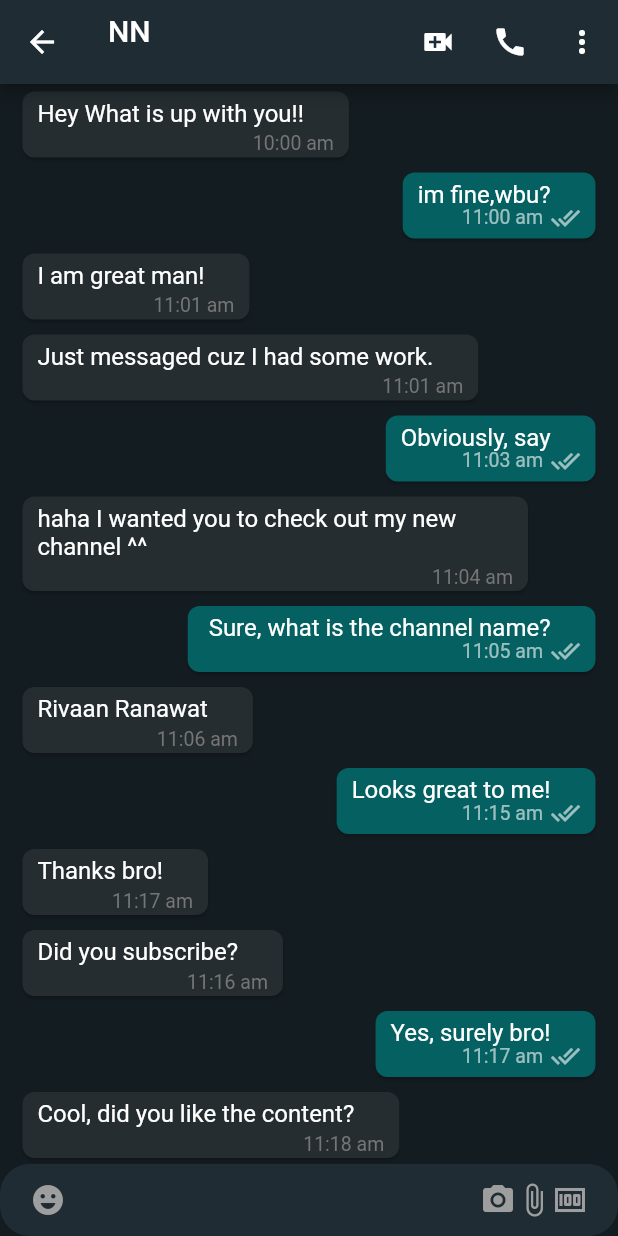
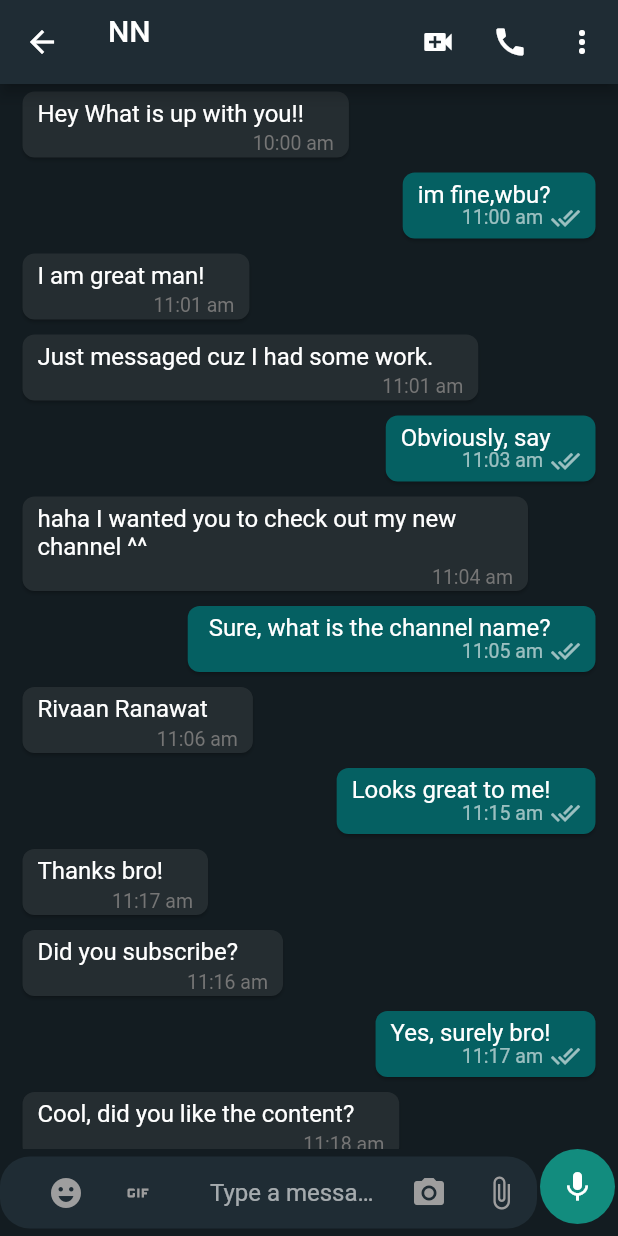
Before and after one commit to nisacdev/whatsapp_clone, a Flutter app: the MobileChatScreen screen opened directly, on a phone screen of 412 x 824 dp. Run offline on Flutter 3.47's test engine with Material 2 defaults, Android fonts, the phone set to English and light mode, and no system bars; our stand-ins replace cloud_firestore, country_picker, firebase_auth, firebase_core, firebase_storage, flutter_contacts and 2 more; accounts and stored records are empty.

Commit message:
add sending message

```diff
--- a/lib/screens/mobile_chat_screen.dart
+++ b/lib/features/chat/screens/mobile_chat_screen.dart
@@ -3,9 +3,10 @@ import 'package:flutter_riverpod/flutter_riverpod.dart';
 import 'package:flutter_whatsapp_clone/common/widgets/loader.dart';
 import 'package:flutter_whatsapp_clone/features/auth/controller/auth_controller.dart';
 
-import '../colors.dart';
-import '../models/user_model.dart';
-import '../widgets/chat_list.dart';
+import '../../../colors.dart';
+import '../../../models/user_model.dart';
+import '../../../widgets/chat_list.dart';
+import '../widgets/bottom_chat_field.dart';
 
 class MobileChatScreen extends ConsumerWidget {
   static const String routeName = '/mobile-chat-screen';
@@ -60,47 +61,8 @@ class MobileChatScreen extends ConsumerWidget {
           const Expanded(
             child: ChatList(),
           ),
-          TextField(
-            decoration: InputDecoration(
-              filled: true,
-              fillColor: mobileChatBoxColor,
-              prefixIcon: const Padding(
-                padding: EdgeInsets.symmetric(horizontal: 20.0),
-                child: Icon(
-                  Icons.emoji_emotions,
-                  color: Colors.grey,
-                ),
-              ),
-              suffixIcon: Padding(
-                padding: const EdgeInsets.symmetric(horizontal: 20.0),
-                child: Row(
-                  mainAxisAlignment: MainAxisAlignment.end,
-                  children: const [
-                    Icon(
-                      Icons.camera_alt,
-                      color: Colors.grey,
-                    ),
-                    Icon(
-                      Icons.attach_file,
-                      color: Colors.grey,
-                    ),
-                    Icon(
-                      Icons.money,
-                      color: Colors.grey,
-                    ),
-                  ],
-                ),
-              ),
-              hintText: 'Type a message!',
-              border: OutlineInputBorder(
-                borderRadius: BorderRadius.circular(20.0),
-                borderSide: const BorderSide(
-                  width: 0,
-                  style: BorderStyle.none,
-                ),
-              ),
-              contentPadding: const EdgeInsets.all(10),
-            ),
+          BottomChatField(
+            recieverUserId: uid,
           ),
         ],
       ),
--- /dev/null
+++ b/lib/features/chat/widgets/bottom_chat_field.dart
@@ -0,0 +1,138 @@
+import 'package:flutter/material.dart';
+import 'package:flutter_riverpod/flutter_riverpod.dart';
+import 'package:flutter_whatsapp_clone/features/chat/controller/chat_controller.dart';
+
+import '../../../colors.dart';
+
+class BottomChatField extends ConsumerStatefulWidget {
+  final String recieverUserId;
+  const BottomChatField({
+    Key? key,
+    required this.recieverUserId,
+  }) : super(key: key);
+
+  @override
+  ConsumerState<BottomChatField> createState() => _BottomChatFieldState();
+}
+
+class _BottomChatFieldState extends ConsumerState<BottomChatField> {
+  bool isShowSendButton = false;
+  final TextEditingController _messageController = TextEditingController();
+
+  void sendTextMessage() async {
+    if (isShowSendButton) {
+      ref.read(chatControllerProvider).sendTextMessage(
+          context, _messageController.text.trim(), widget.recieverUserId);
+      setState(() {
+        _messageController.text = '';
+      });
+    }
+  }
+
+  @override
+  void dispose() {
+    super.dispose();
+    _messageController.dispose();
+  }
+
+  @override
+  Widget build(BuildContext context) {
+    return Row(
+      children: [
+        Expanded(
+          child: TextFormField(
+            controller: _messageController,
+            onChanged: (val) {
+              if (val.isNotEmpty) {
+                setState(() {
+                  isShowSendButton = true;
+                });
+              } else {
+                setState(() {
+                  isShowSendButton = false;
+                });
+              }
+            },
+            decoration: InputDecoration(
+              filled: true,
+              fillColor: mobileChatBoxColor,
+              prefixIcon: Padding(
+                padding: const EdgeInsets.symmetric(horizontal: 20.0),
+                child: SizedBox(
+                  width: 100,
+                  child: Row(
+                    children: [
+                      IconButton(
+                        onPressed: () {},
+                        icon: const Icon(
+                          Icons.emoji_emotions,
+                          color: Colors.grey,
+                        ),
+                      ),
+                      IconButton(
+                        onPressed: () {},
+                        icon: const Icon(
+                          Icons.gif,
+                          color: Colors.grey,
+                        ),
+                      ),
+                    ],
+                  ),
+                ),
+              ),
+              suffixIcon: SizedBox(
+                width: 100,
+                child: Row(
+                  mainAxisAlignment: MainAxisAlignment.end,
+                  children: [
+                    IconButton(
+                      onPressed: () {},
+                      icon: Icon(
+                        Icons.camera_alt,
+                        color: Colors.grey,
+                      ),
+                    ),
+                    IconButton(
+                      onPressed: () {},
+                      icon: Icon(
+                        Icons.attach_file,
+                        color: Colors.grey,
+                      ),
+                    ),
+                  ],
+                ),
+              ),
+              hintText: 'Type a message!',
+              border: OutlineInputBorder(
+                borderRadius: BorderRadius.circular(20.0),
+                borderSide: const BorderSide(
+                  width: 0,
+                  style: BorderStyle.none,
+                ),
+              ),
+              contentPadding: const EdgeInsets.all(10),
+            ),
+          ),
+        ),
+        Padding(
+          padding: const EdgeInsets.only(
+            bottom: 8,
+            right: 2,
+            left: 2,
+          ),
+          child: CircleAvatar(
+            backgroundColor: const Color(0xFF128C7E),
+            radius: 25,
+            child: GestureDetector(
+              child: Icon(
+                isShowSendButton ? Icons.send : Icons.mic,
+                color: Colors.white,
+              ),
+              onTap: sendTextMessage,
+            ),
+          ),
+        ),
+      ],
+    );
+  }
+}
--- a/lib/features/select_contacts/repository/select_contact_repository.dart
+++ b/lib/features/select_contacts/repository/select_contact_repository.dart
@@ -3,7 +3,7 @@ import 'package:flutter/material.dart';
 import 'package:flutter_contacts/flutter_contacts.dart';
 import 'package:flutter_riverpod/flutter_riverpod.dart';
 import 'package:flutter_whatsapp_clone/common/utils/utils.dart';
-import 'package:flutter_whatsapp_clone/screens/mobile_chat_screen.dart';
+import 'package:flutter_whatsapp_clone/features/chat/screens/mobile_chat_screen.dart';
 
 import '../../../models/user_model.dart';
 
--- a/lib/router.dart
+++ b/lib/router.dart
@@ -2,7 +2,7 @@ import 'package:flutter/material.dart';
 import 'package:flutter_whatsapp_clone/common/widgets/error.dart';
 import 'package:flutter_whatsapp_clone/features/auth/screens/otp_screen.dart';
 import 'package:flutter_whatsapp_clone/features/auth/screens/user_information_screen.dart';
-import 'package:flutter_whatsapp_clone/screens/mobile_chat_screen.dart';
+import 'package:flutter_whatsapp_clone/features/chat/screens/mobile_chat_screen.dart';
 
 import 'features/auth/screens/login_screen.dart';
 import 'features/select_contacts/screens/select_contacts_screen.dart';
--- a/lib/widgets/contacts_list.dart
+++ b/lib/widgets/contacts_list.dart
@@ -2,7 +2,7 @@ import 'package:flutter/material.dart';
 
 import '../colors.dart';
 import '../info.dart';
-import '../screens/mobile_chat_screen.dart';
+import '../features/chat/screens/mobile_chat_screen.dart';
 
 class ContactsList extends StatelessWidget {
   const ContactsList({Key? key}) : super(key: key);
--- a/pubspec.yaml
+++ b/pubspec.yaml
@@ -43,6 +43,7 @@ dependencies:
   flutter_riverpod: ^2.1.3
   image_picker: ^0.8.6
   flutter_contacts: ^1.1.5+1
+  uuid: ^3.0.7
 
 dev_dependencies:
   flutter_test:
```
Also changed, not shown: lib/common/enums/message_enum.dart (added, +29 -0 lines), lib/features/chat/controller/chat_controller.dart (added, +36 -0 lines), lib/features/chat/repositories/chat_repository.dart (added, +134 -0 lines), lib/models/chat_contact.dart (added, +34 -0 lines), lib/models/message.dart (added, +44 -0 lines), pubspec.lock.
